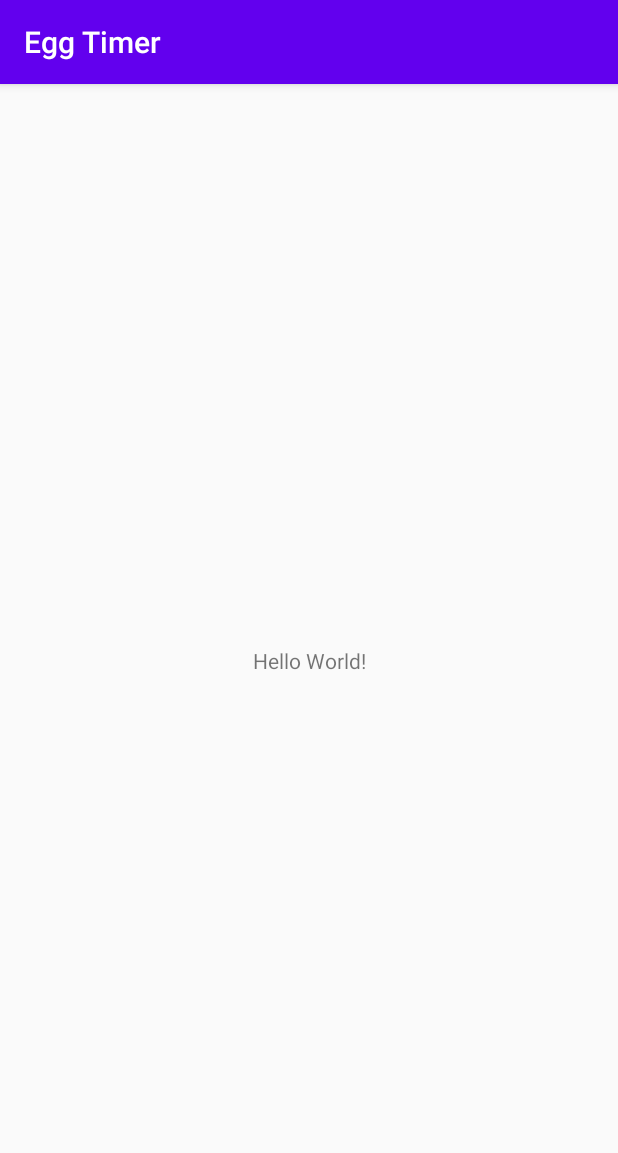
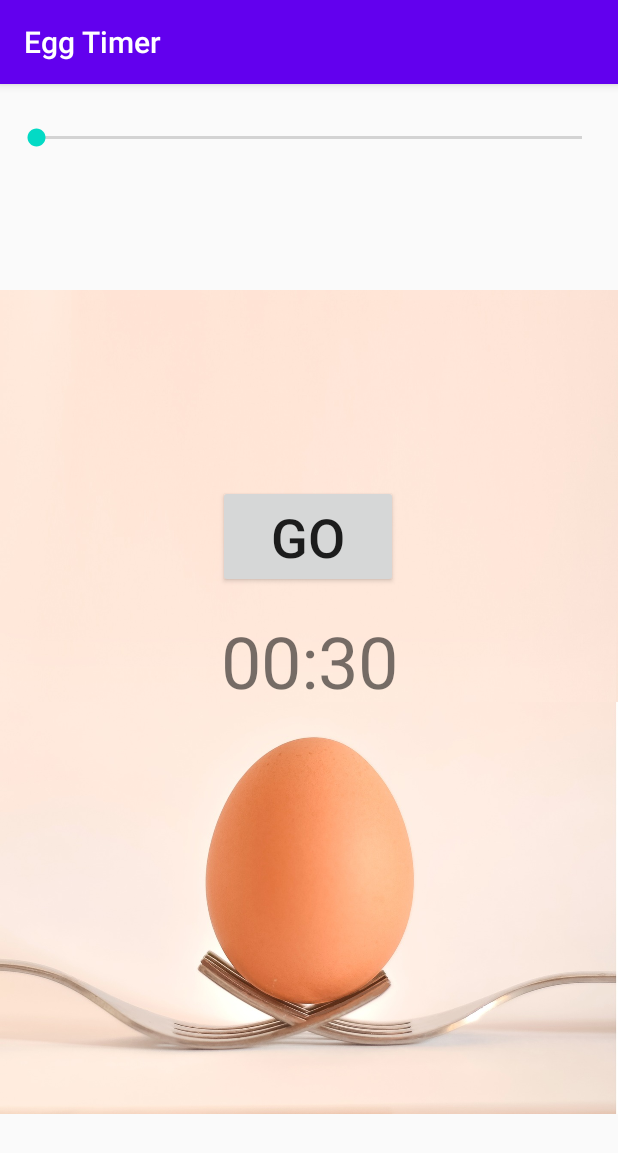
Before and after one commit to Imran4424/AndroidProject---EggTimer, an Android app: the screen it shows after launch (MainActivity), on a phone screen of 412 x 824 dp. Shown: the top 1153 px of the screen. Run offline under Robolectric (Android 15) with nearby library versions, the phone set to English and light mode, and no system bars.

Commit message:
picture & sound added

```diff
--- a/app/src/main/res/layout/activity_main.xml
+++ b/app/src/main/res/layout/activity_main.xml
@@ -6,13 +6,51 @@
     android:layout_height="match_parent"
     tools:context=".MainActivity">
 
+    <SeekBar
+        android:id="@+id/timerSeekBar"
+        android:layout_width="0dp"
+        android:layout_height="40dp"
+        android:layout_marginStart="8dp"
+        android:layout_marginTop="16dp"
+        android:layout_marginEnd="8dp"
+        app:layout_constraintEnd_toEndOf="parent"
+        app:layout_constraintHorizontal_bias="1.0"
+        app:layout_constraintStart_toStartOf="parent"
+        app:layout_constraintTop_toTopOf="parent" />
+
+    <ImageView
+        android:id="@+id/eggImageView"
+        android:layout_width="0dp"
+        android:layout_height="wrap_content"
+        android:adjustViewBounds="true"
+        app:layout_constraintBottom_toBottomOf="parent"
+        app:layout_constraintEnd_toEndOf="parent"
+        app:layout_constraintStart_toStartOf="parent"
+        app:layout_constraintTop_toBottomOf="@+id/timerSeekBar"
+        app:srcCompat="@drawable/egg" />
+
     <TextView
+        android:id="@+id/timerText"
         android:layout_width="wrap_content"
         android:layout_height="wrap_content"
-        android:text="Hello World!"
+        android:text="00:30"
+        android:textSize="48sp"
         app:layout_constraintBottom_toBottomOf="parent"
-        app:layout_constraintLeft_toLeftOf="parent"
-        app:layout_constraintRight_toRightOf="parent"
+        app:layout_constraintEnd_toEndOf="parent"
+        app:layout_constraintHorizontal_bias="0.5"
+        app:layout_constraintStart_toStartOf="parent"
         app:layout_constraintTop_toTopOf="parent" />
 
+    <Button
+        android:id="@+id/goButton"
+        android:layout_width="120dp"
+        android:layout_height="wrap_content"
+        android:layout_marginBottom="16dp"
+        android:text="GO"
+        android:textSize="36sp"
+        app:layout_constraintBottom_toTopOf="@+id/timerText"
+        app:layout_constraintEnd_toEndOf="parent"
+        app:layout_constraintHorizontal_bias="0.498"
+        app:layout_constraintStart_toStartOf="parent" />
+
 </androidx.constraintlayout.widget.ConstraintLayout>
```
